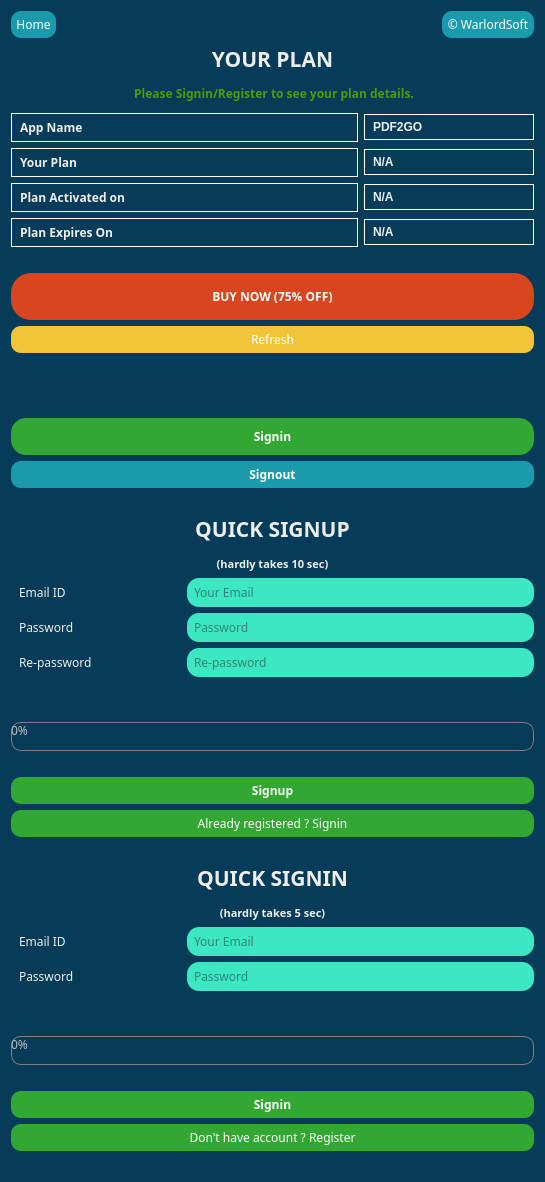
The window that login.ui (rishabh3354/SPEEDX) describes before a commit, drawn with Qt 5.
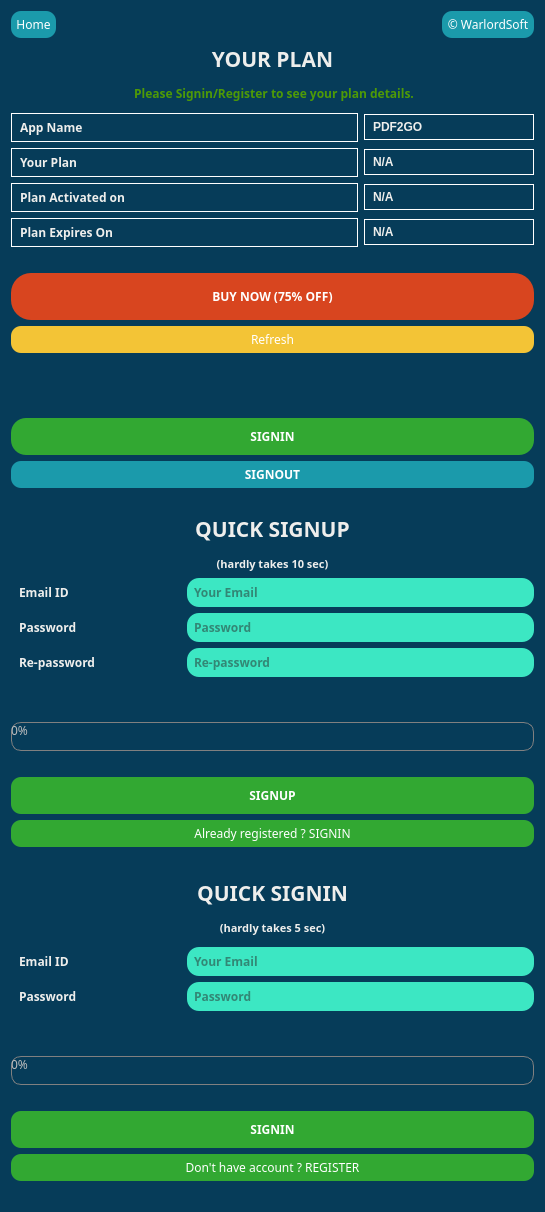
The same window after the commit.

The edit to the form file:
```diff
--- a/login.ui
+++ b/login.ui
@@ -7,7 +7,7 @@
     <x>0</x>
     <y>0</y>
     <width>545</width>
-    <height>1132</height>
+    <height>1212</height>
    </rect>
   </property>
   <property name="font">
@@ -348,7 +348,7 @@
 }</string>
        </property>
        <property name="text">
-        <string>Signout</string>
+        <string>SIGNOUT</string>
        </property>
       </widget>
      </item>
@@ -411,7 +411,7 @@
 }</string>
        </property>
        <property name="text">
-        <string>Signin</string>
+        <string>SIGNIN</string>
        </property>
        <property name="autoDefault">
         <bool>false</bool>
@@ -574,7 +574,7 @@
 </string>
        </property>
        <property name="text">
-        <string>&lt;html&gt;&lt;head/&gt;&lt;body&gt;&lt;p align=&quot;justify&quot;&gt;&lt;span style=&quot; color:#eeeeec;&quot;&gt;Email ID&lt;/span&gt;&lt;/p&gt;&lt;/body&gt;&lt;/html&gt;</string>
+        <string>&lt;html&gt;&lt;head/&gt;&lt;body&gt;&lt;p align=&quot;justify&quot;&gt;&lt;span style=&quot; font-weight:600; color:#eeeeec;&quot;&gt;Email ID&lt;/span&gt;&lt;/p&gt;&lt;/body&gt;&lt;/html&gt;</string>
        </property>
       </widget>
      </item>
@@ -591,7 +591,7 @@
 	padding: 5px;
 	color: rgb(40, 40, 40);
 	background-color: rgb(60, 231, 195);
-
+	font-weight: bold;
 	border-radius: 12px;
 }
 </string>
@@ -632,7 +632,7 @@
 </string>
        </property>
        <property name="text">
-        <string>&lt;html&gt;&lt;head/&gt;&lt;body&gt;&lt;p align=&quot;justify&quot;&gt;&lt;span style=&quot; color:#eeeeec;&quot;&gt;Password&lt;/span&gt;&lt;/p&gt;&lt;/body&gt;&lt;/html&gt;</string>
+        <string>&lt;html&gt;&lt;head/&gt;&lt;body&gt;&lt;p align=&quot;justify&quot;&gt;&lt;span style=&quot; font-weight:600; color:#eeeeec;&quot;&gt;Password&lt;/span&gt;&lt;/p&gt;&lt;/body&gt;&lt;/html&gt;</string>
        </property>
       </widget>
      </item>
@@ -692,7 +692,7 @@
 	padding: 5px;
 	color: rgb(40, 40, 40);
 	background-color: rgb(60, 231, 195);
-
+	font-weight: bold;
 	border-radius: 12px;
 }
 </string>
@@ -733,7 +733,7 @@
 </string>
        </property>
        <property name="text">
-        <string>&lt;html&gt;&lt;head/&gt;&lt;body&gt;&lt;p align=&quot;justify&quot;&gt;&lt;span style=&quot; color:#eeeeec;&quot;&gt;Re-password&lt;/span&gt;&lt;/p&gt;&lt;/body&gt;&lt;/html&gt;</string>
+        <string>&lt;html&gt;&lt;head/&gt;&lt;body&gt;&lt;p align=&quot;justify&quot;&gt;&lt;span style=&quot; font-weight:600; color:#eeeeec;&quot;&gt;Re-password&lt;/span&gt;&lt;/p&gt;&lt;/body&gt;&lt;/html&gt;</string>
        </property>
       </widget>
      </item>
@@ -764,7 +764,7 @@
 }</string>
        </property>
        <property name="text">
-        <string>Already registered ? Signin</string>
+        <string>Already registered ? SIGNIN</string>
        </property>
       </widget>
      </item>
@@ -781,8 +781,8 @@
 	padding: 5px;
 	color: rgb(40, 40, 40);
 	background-color: rgb(60, 231, 195);
-
 	border-radius: 12px;
+	font-weight: bold;
 }
 </string>
        </property>
@@ -804,7 +804,7 @@
        </property>
        <property name="styleSheet">
         <string notr="true">QPushButton {
-	padding: 5px;
+	padding: 10px;
 	background-color: rgba(50, 168, 50, 1);
 	border-radius: 10px;
 color: white;
@@ -822,7 +822,7 @@
 }</string>
        </property>
        <property name="text">
-        <string>Signup</string>
+        <string>SIGNUP</string>
        </property>
        <property name="autoDefault">
         <bool>true</bool>
@@ -933,7 +933,7 @@
 </string>
        </property>
        <property name="text">
-        <string>&lt;html&gt;&lt;head/&gt;&lt;body&gt;&lt;p align=&quot;justify&quot;&gt;&lt;span style=&quot; color:#eeeeec;&quot;&gt;Email ID&lt;/span&gt;&lt;/p&gt;&lt;/body&gt;&lt;/html&gt;</string>
+        <string>&lt;html&gt;&lt;head/&gt;&lt;body&gt;&lt;p align=&quot;justify&quot;&gt;&lt;span style=&quot; font-weight:600; color:#eeeeec;&quot;&gt;Email ID&lt;/span&gt;&lt;/p&gt;&lt;/body&gt;&lt;/html&gt;</string>
        </property>
       </widget>
      </item>
@@ -964,7 +964,7 @@
 }</string>
        </property>
        <property name="text">
-        <string>Don't have account ? Register</string>
+        <string>Don't have account ? REGISTER</string>
        </property>
       </widget>
      </item>
@@ -984,7 +984,7 @@
 	padding: 5px;
 	color: rgb(40, 40, 40);
 	background-color: rgb(60, 231, 195);
-
+	font-weight: bold;
 	border-radius: 12px;
 }
 </string>
@@ -1007,7 +1007,7 @@
        </property>
        <property name="styleSheet">
         <string notr="true">QPushButton {
-	padding: 5px;
+	padding: 10px;
 	background-color: rgba(50, 168, 50, 1);
 	border-radius: 10px;
 color: white;
@@ -1024,7 +1024,7 @@
 }</string>
        </property>
        <property name="text">
-        <string>Signin</string>
+        <string>SIGNIN</string>
        </property>
        <property name="autoDefault">
         <bool>false</bool>
@@ -1066,7 +1066,7 @@
 	padding: 5px;
 	color: rgb(40, 40, 40);
 	background-color: rgb(60, 231, 195);
-
+	font-weight: bold;
 	border-radius: 12px;
 }
 </string>
@@ -1094,7 +1094,7 @@
 </string>
        </property>
        <property name="text">
-        <string>&lt;html&gt;&lt;head/&gt;&lt;body&gt;&lt;p align=&quot;justify&quot;&gt;&lt;span style=&quot; color:#eeeeec;&quot;&gt;Password&lt;/span&gt;&lt;/p&gt;&lt;/body&gt;&lt;/html&gt;</string>
+        <string>&lt;html&gt;&lt;head/&gt;&lt;body&gt;&lt;p align=&quot;justify&quot;&gt;&lt;span style=&quot; font-weight:600; color:#eeeeec;&quot;&gt;Password&lt;/span&gt;&lt;/p&gt;&lt;/body&gt;&lt;/html&gt;</string>
        </property>
       </widget>
      </item>
@@ -1155,10 +1155,11 @@
        <property name="styleSheet">
         <string notr="true">color: rgb(239, 41, 41);
 qproperty-alignment: AlignCenter;
+font-weight: bold;
 </string>
        </property>
        <property name="text">
-        <string>&lt;html&gt;&lt;head/&gt;&lt;body&gt;&lt;p align=&quot;center&quot;&gt;&lt;span style=&quot; color:#ef2929;&quot;&gt;&lt;br/&gt;&lt;/span&gt;&lt;/p&gt;&lt;/body&gt;&lt;/html&gt;</string>
+        <string>&lt;html&gt;&lt;head/&gt;&lt;body&gt;&lt;p align=&quot;center&quot;&gt;&lt;span style=&quot; font-weight:600; color:#ef2929;&quot;&gt;&lt;br/&gt;&lt;/span&gt;&lt;/p&gt;&lt;/body&gt;&lt;/html&gt;</string>
        </property>
       </widget>
      </item>
```
Left out of the diff: 6 changed lines with no effect on the pictures.
